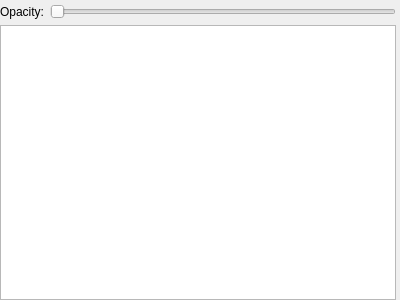
Qt form src/tiled/BuildingEditor/buildinglayersdock.ui (timbaker/tiled) before a commit.
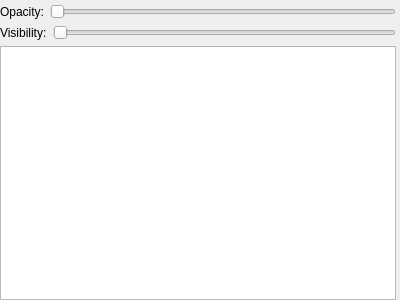
The same form after that commit.

Commit message: Added Visibility slider to BuildingLayersDock.

The edit to the form file:
```diff
--- a/src/tiled/BuildingEditor/buildinglayersdock.ui
+++ b/src/tiled/BuildingEditor/buildinglayersdock.ui
@@ -47,6 +47,27 @@
         </item>
        </layout>
       </item>
+      <item>
+       <layout class="QHBoxLayout" name="horizontalLayout_2">
+        <item>
+         <widget class="QLabel" name="label_2">
+          <property name="text">
+           <string>Visibility:</string>
+          </property>
+         </widget>
+        </item>
+        <item>
+         <widget class="QSlider" name="visibility">
+          <property name="maximum">
+           <number>100</number>
+          </property>
+          <property name="orientation">
+           <enum>Qt::Horizontal</enum>
+          </property>
+         </widget>
+        </item>
+       </layout>
+      </item>
       <item>
        <widget class="QListWidget" name="layers"/>
       </item>
```
Left out of the diff: 11 changed lines with no effect on the pictures. The commit also changes 2 other files.
